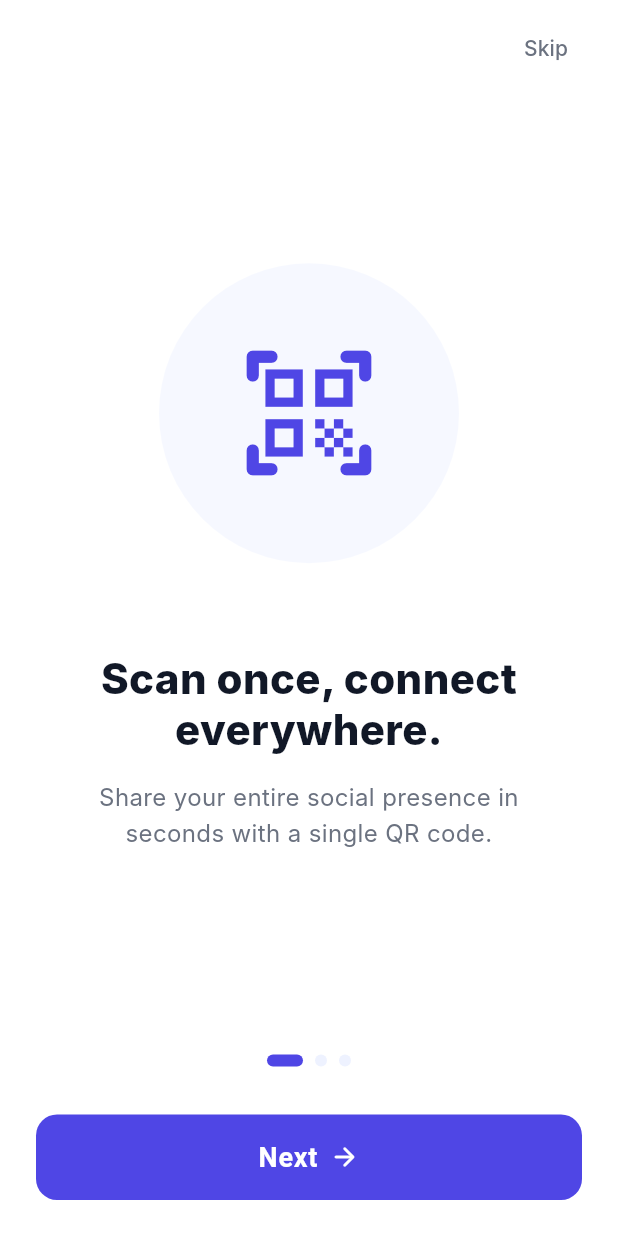
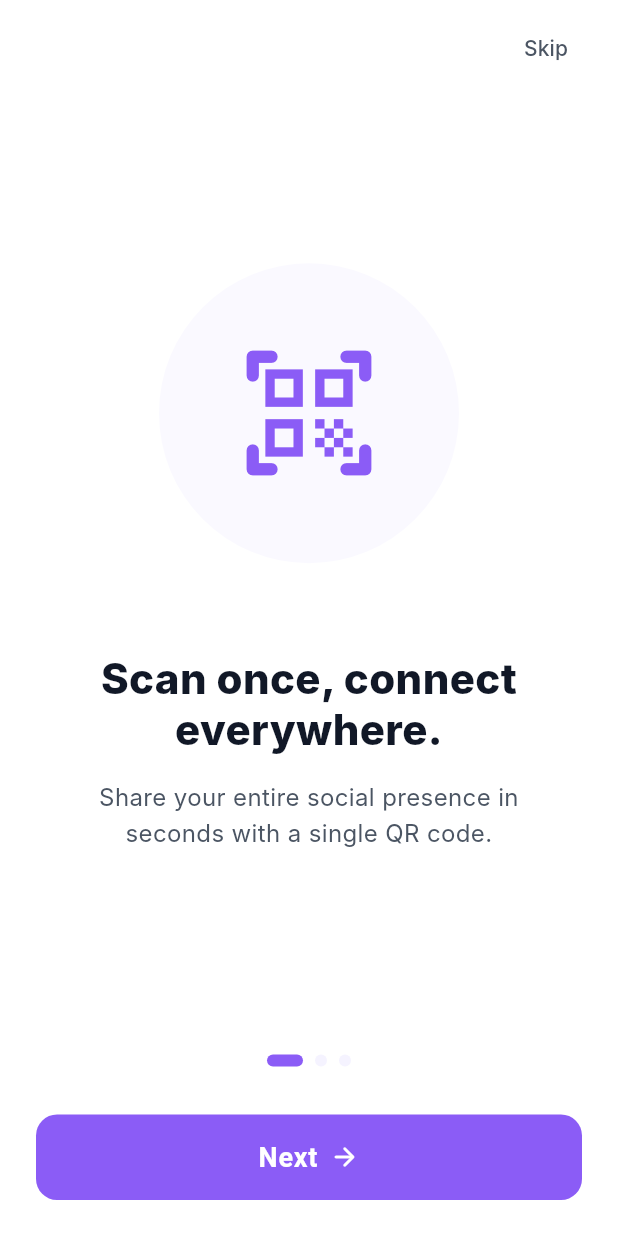
Before and after one commit to Ugarba202/linkme_up, a Flutter app: the screen it shows after launch, on a phone screen of 412 x 824 dp. Run offline on Flutter 3.47's test engine with Material 3 defaults, Android fonts, the phone set to English and light mode, and no system bars; our stand-ins replace country_picker, flutter_riverpod, go_router, qr_flutter; Roboto replaces fonts that are missing (Inter).

Commit message:
update the themes and colors

```diff
--- a/lib/core/themes/app_colors.dart
+++ b/lib/core/themes/app_colors.dart
@@ -1,27 +1,119 @@
 import 'package:flutter/material.dart';
 
 class AppColors {
-  // BRAND PRIMARY
-  static const Color primary = Color(0xFF4F46E5);
+  // ===========================================================================
+  // BRAND IDENTITY
+  // ===========================================================================
 
-  // PRIMARY VARIANTS
-  static const Color primaryLight = Color(0xFF6366F1);
-  static const Color primarySoft = Color(0xFFEEF2FF);
+  // Primary Colors
+  static const Color primaryPurple = Color(0xFF8B5CF6); // Vibrant Purple
+  static const Color primaryBlue = Color(0xFF3B82F6);   // Tech Blue
 
-  // BACKGROUNDS
-  static const Color background = Color(0xFFFFFFFF);
-  static const Color surface = Color(0xFFF9FAFB);
+  // Main Gradient
+  static const LinearGradient primaryGradient = LinearGradient(
+    colors: [primaryPurple, primaryBlue],
+    begin: Alignment.topLeft,
+    end: Alignment.bottomRight,
+    transform: GradientRotation(135 * 3.14159 / 180), // 135 deg approx
+  );
 
-  // TEXT COLORS
-  static const Color textPrimary = Color(0xFF111827);
-  static const Color textSecondary = Color(0xFF6B7280);
-  static const Color textMuted = Color(0xFF9CA3AF);
+  // Accent Colors
+  static const Color accentPink = Color(0xFFEC4899);
+  static const Color accentCyan = Color(0xFF06B6D4);
+  static const Color accentAmber = Color(0xFFF59E0B);
 
-  // BORDERS
-  static const Color border = Color(0xFFE5E7EB);
+  // ===========================================================================
+  // NEUTRAL COLORS (UI Foundation)
+  // ===========================================================================
 
-  // STATUS COLORS
-  static const Color success = Color(0xFF22C55E);
+  // Light Mode
+  static const Color white = Color(0xFFFFFFFF);
+  static const Color gray50 = Color(0xFFF9FAFB);  // Backgrounds
+  static const Color gray100 = Color(0xFFF3F4F6); // Secondary backgrounds
+  static const Color gray200 = Color(0xFFE5E7EB); // Borders, dividers
+  static const Color gray300 = Color(0xFFD1D5DB); // Disabled states
+  static const Color gray400 = Color(0xFF9CA3AF); // Placeholder text
+  static const Color gray500 = Color(0xFF6B7280); // Secondary text
+  static const Color gray600 = Color(0xFF4B5563); // Body text
+  static const Color gray700 = Color(0xFF374151); // Headings
+  static const Color gray800 = Color(0xFF1F2937); // Dark headings
+  static const Color gray900 = Color(0xFF111827); // Maximum contrast
+
+  // Dark Mode
+  static const Color darkBg = Color(0xFF0F172A);
+  static const Color darkSurface = Color(0xFF1E293B);
+  static const Color darkBorder = Color(0xFF334155);
+  static const Color darkText = Color(0xFFF1F5F9);
+
+  // ===========================================================================
+  // SEMANTIC COLORS (Feedback)
+  // ===========================================================================
+
+  // Success
+  static const Color successLight = Color(0xFFD1FAE5);
+  static const Color success = Color(0xFF10B981);
+  static const Color successDark = Color(0xFF059669);
+
+  // Warning
+  static const Color warningLight = Color(0xFFFEF3C7);
+  static const Color warning = Color(0xFFF59E0B);
+  static const Color warningDark = Color(0xFFD97706);
+
+  // Error
+  static const Color errorLight = Color(0xFFFEE2E2);
   static const Color error = Color(0xFFEF4444);
-  static const Color warning = Color(0xFFF59E0B);
+  static const Color errorDark = Color(0xFFDC2626);
+
+  // Info
+  static const Color infoLight = Color(0xFFDBEAFE);
+  static const Color info = Color(0xFF3B82F6);
+  static const Color infoDark = Color(0xFF2563EB);
+
+  // ===========================================================================
+  // SOCIAL MEDIA COLORS
+  // ===========================================================================
+
+  static const Color tiktok = Color(0xFF000000);
+  static const Color tiktokAccent = Color(0xFFFE2C55);
+  static const Color twitter = Color(0xFF1DA1F2);
+  static const Color linkedin = Color(0xFF0A66C2);
+  static const Color snapchat = Color(0xFFFFFC00);
+  static const Color youtube = Color(0xFFFF0000);
+  static const Color facebook = Color(0xFF1877F2);
+  static const Color whatsapp = Color(0xFF25D366);
+  static const Color discord = Color(0xFF5865F2);
+  static const Color pinterest = Color(0xFFE60023);
+  static const Color reddit = Color(0xFFFF4500);
+  static const Color telegram = Color(0xFF0088CC);
+
+  static const Gradient instagram = LinearGradient(
+    colors: [
+      Color(0xFFF09433),
+      Color(0xFFE6683C),
+      Color(0xFFDC2743),
+      Color(0xFFCC2366),
+      Color(0xFFBC1888),
+    ],
+    begin: Alignment.bottomLeft,
+    end: Alignment.topRight,
+  );
+
+  // ===========================================================================
+  // APP COMPATIBILITY ALIASES
+  // ===========================================================================
+
+  static const Color primary = primaryPurple;
+
+  // Mapping variants to new palette
+  static const Color primaryLight = Color(0xFFA78BFA); // Slightly lighter purple
+  static const Color primarySoft = Color(0xFFF5F3FF);  // Very light purple
+
+  static const Color background = gray50;
+  static const Color surface = white;
+
+  static const Color textPrimary = gray900;
+  static const Color textSecondary = gray600;
+  static const Color textMuted = gray400;
+
+  static const Color border = gray200;
 }
--- a/lib/core/themes/app_theme.dart
+++ b/lib/core/themes/app_theme.dart
@@ -5,15 +5,15 @@ class AppTheme {
   static ThemeData lightTheme = ThemeData(
     useMaterial3: true,
 
-    scaffoldBackgroundColor: AppColors.background,
+    scaffoldBackgroundColor: AppColors.background, // Aliased to gray50
 
-    primaryColor: AppColors.primary,
+    primaryColor: AppColors.primaryPurple,
 
     fontFamily: 'Inter',
 
-    colorScheme: ColorScheme.light(
-      primary: AppColors.primary,
-      background: AppColors.background,
+    colorScheme: const ColorScheme.light(
+      primary: AppColors.primaryPurple,
+      secondary: AppColors.primaryBlue,
       surface: AppColors.surface,
       error: AppColors.error,
     ),
@@ -23,7 +23,7 @@ class AppTheme {
       headlineLarge: TextStyle(
         fontSize: 28,
         fontWeight: FontWeight.w600,
-        color: AppColors.textPrimary,
+        color: AppColors.textPrimary, // Aliased to gray900
       ),
       headlineMedium: TextStyle(
         fontSize: 22,
@@ -32,18 +32,18 @@ class AppTheme {
       ),
       bodyMedium: TextStyle(
         fontSize: 16,
-        color: AppColors.textSecondary,
+        color: AppColors.textSecondary, // Aliased to gray600
       ),
       bodySmall: TextStyle(
         fontSize: 14,
-        color: AppColors.textMuted,
+        color: AppColors.textMuted, // Aliased to gray400
       ),
     ),
 
     // BUTTON THEME
     elevatedButtonTheme: ElevatedButtonThemeData(
       style: ElevatedButton.styleFrom(
-        backgroundColor: AppColors.primary,
+        backgroundColor: AppColors.primaryPurple,
         foregroundColor: Colors.white,
         minimumSize: const Size(double.infinity, 56),
         shape: RoundedRectangleBorder(
@@ -59,14 +59,26 @@ class AppTheme {
     // INPUT THEME
     inputDecorationTheme: InputDecorationTheme(
       filled: true,
-      fillColor: AppColors.surface,
+      fillColor: AppColors.surface, // Aliased to white
       contentPadding: const EdgeInsets.symmetric(
         horizontal: 16,
         vertical: 16,
       ),
       border: OutlineInputBorder(
         borderRadius: BorderRadius.circular(14),
-        borderSide: BorderSide.none,
+        borderSide: const BorderSide(color: AppColors.gray200),
+      ),
+      enabledBorder: OutlineInputBorder(
+        borderRadius: BorderRadius.circular(14),
+        borderSide: const BorderSide(color: AppColors.gray200),
+      ),
+      focusedBorder: OutlineInputBorder(
+        borderRadius: BorderRadius.circular(14),
+        borderSide: const BorderSide(color: AppColors.primaryPurple, width: 2),
+      ),
+      errorBorder: OutlineInputBorder(
+        borderRadius: BorderRadius.circular(14),
+        borderSide: const BorderSide(color: AppColors.error),
       ),
     ),
   );
```
